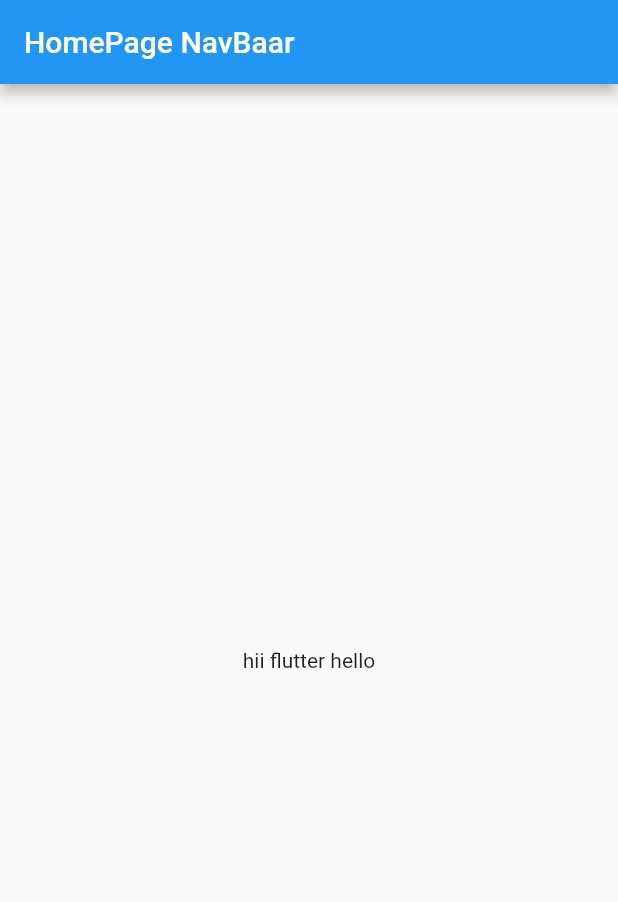
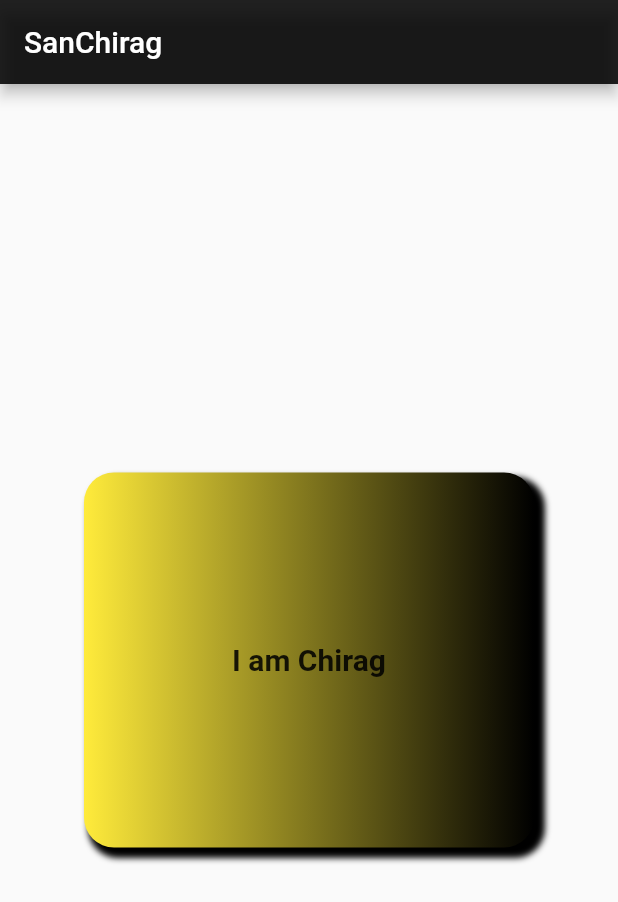
Before and after one commit to chirag270/5july2022, a Flutter app: the screen it shows after launch, on a phone screen of 412 x 824 dp. Shown: the top 902 px of the screen. Run offline on Flutter 3.47's test engine with Material 2 defaults, Android fonts, the phone set to English and light mode, and no system bars.

Commit message:
completed chapter2

```diff
--- a/awesome/lib/main.dart
+++ b/awesome/lib/main.dart
@@ -16,18 +16,49 @@ class HomePage extends StatelessWidget {
   @override
   Widget build(BuildContext context) {
     return Scaffold(
-      appBar: AppBar(title: Text("HomePage NavBaar")),
-      body: Container(
-      child: Center(child: Text("hii flutter hello"))),
-        // child: Text("hii flutter"),)
+      appBar: AppBar(title:const Text("SanChirag"),
+      backgroundColor: Colors.black87),
+      body: Center(
+
+        child: Container(
+          padding: const EdgeInsets.all(10),
+          alignment: Alignment.center,
+
+          width: 300,
+          height: 250,
+          decoration: BoxDecoration(
+            // shape: BoxShape.rectangle,
+
+            borderRadius: BorderRadius.circular(20),
+            boxShadow: [
+              BoxShadow(color: Colors.black,
+              blurRadius: 3,
+              spreadRadius: 2,
+              offset: Offset(5.0, 5.0)),
+
+            ],
+            color: Colors.red,
+            gradient: LinearGradient(colors: [Colors.yellow, Colors.black])
+          ),
+
+
+
+
+        child: const Text("I am Chirag ",
+        textAlign: TextAlign.center ,
+        style: TextStyle(
+          color: Colors.black87,
+          fontWeight: FontWeight.bold,
+          fontSize: 20,
+
+        ),),
+
+
+        ))
+
     );
 
 
 
-    //  Container(
-    //   color: Colors.purple,
-    //   child: const Text("hii chirag hello"),
-    // );
-
   }
 }
```
